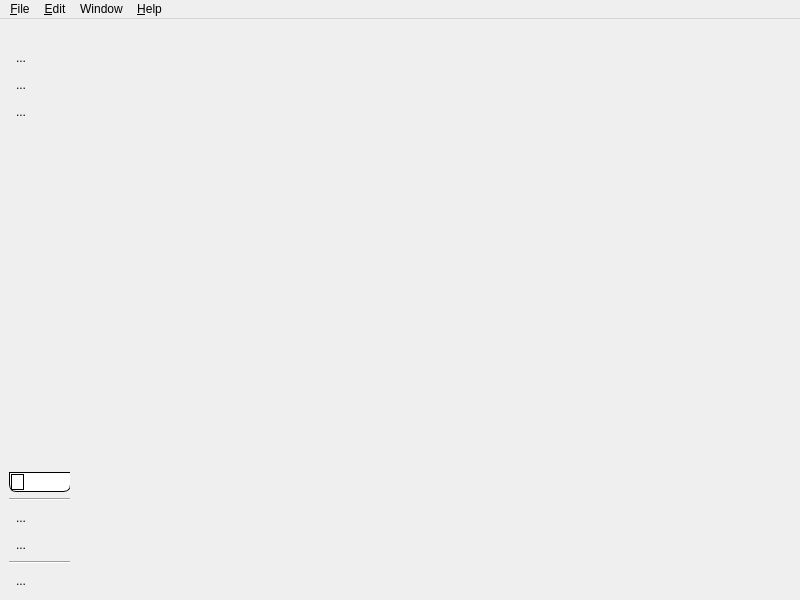
TeleMidia/nclcomposer, file composer-gui/ui/ComposerMainWindow.ui: the form before one commit.
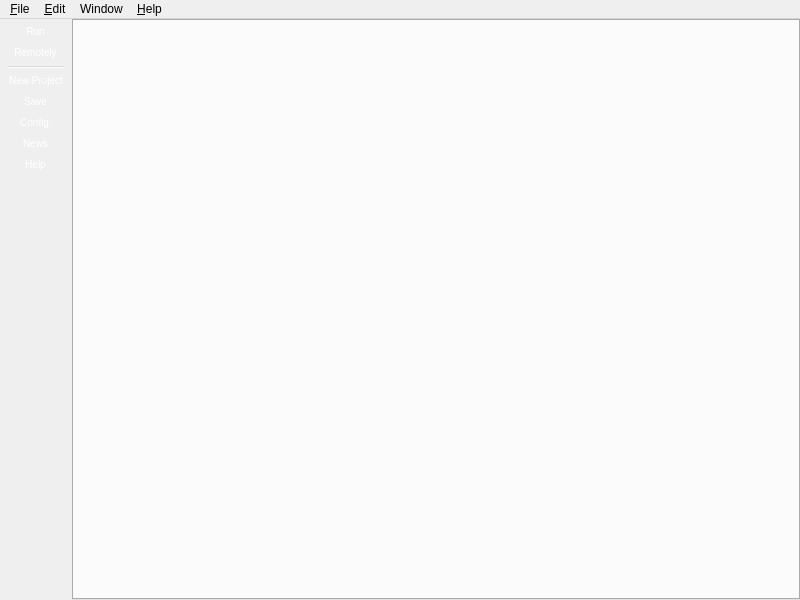
The form after the commit. Icons and pictures are not drawn.

Commit message:
[gui] maint: Add documentation and format code.
* include/wizard/ProjectEntryPage.h: Likewise.
* include/wizard/ProjectWizard.h: Likewise.
* src/wizard/DocumentWizard.cpp: Likewise.
* src/wizard/ProjectWizard.cpp: Likewise.
* ui/ComposerMainWindow.ui: Likewise.
* images/bg.jpg: Cut image.

Patch:
```diff
--- a/composer-gui/ui/ComposerMainWindow.ui
+++ b/composer-gui/ui/ComposerMainWindow.ui
@@ -2,6 +2,9 @@
 <ui version="4.0">
  <class>ComposerMainWindow</class>
  <widget class="QMainWindow" name="ComposerMainWindow">
+  <property name="enabled">
+   <bool>true</bool>
+  </property>
   <property name="geometry">
    <rect>
     <x>0</x>
@@ -11,20 +14,23 @@
    </rect>
   </property>
   <property name="sizePolicy">
-   <sizepolicy hsizetype="Maximum" vsizetype="Preferred">
+   <sizepolicy hsizetype="Maximum" vsizetype="Maximum">
     <horstretch>0</horstretch>
     <verstretch>0</verstretch>
    </sizepolicy>
   </property>
+  <property name="focusPolicy">
+   <enum>Qt::NoFocus</enum>
+  </property>
   <property name="windowTitle">
    <string>NCL Composer</string>
   </property>
   <property name="autoFillBackground">
-   <bool>true</bool>
+   <bool>false</bool>
   </property>
   <property name="styleSheet">
    <string notr="true">QMainWindow {
-	font-size: 8px;
+	font: 7pt;
 }
 
 QMainWindow::separator {
@@ -42,10 +48,6 @@
      background: lightgray;
  }
 
-#leftToolBar {
-	background-image: url(:/mainwindow/images/bg.jpg);
-}
-
 QDockWidget{
   color: white;
 }
@@ -127,13 +129,21 @@
 
 QToolBar {
   border: none;
+  border-color: rgb(0,0,0);
   color: rgb(255, 255, 255);
-  height: 10px;
-  background: qlineargradient(x1: 0, y1: 0, x2: 0, y2: 1,
+  background-image: url(:/mainwindow/images/bg.jpg);
+/*  background: qlineargradient(x1: 0, y1: 0, x2: 0, y2: 1,
   stop: 0 #a6a6a6, stop: 0.08 #7f7f7f,
   stop: 0.39999 #717171, stop: 0.4 #626262,
-  stop: 0.9 #4c4c4c, stop: 1 #333333);
-}</string>
+  stop: 0.9 #4c4c4c, stop: 1 #333333); */
+}
+</string>
+  </property>
+  <property name="iconSize">
+   <size>
+    <width>42</width>
+    <height>42</height>
+   </size>
   </property>
   <property name="documentMode">
    <bool>true</bool>
@@ -157,6 +167,48 @@
    <property name="styleSheet">
     <string notr="true"/>
    </property>
+   <layout class="QHBoxLayout" name="horizontalLayout">
+    <property name="spacing">
+     <number>0</number>
+    </property>
+    <property name="margin">
+     <number>0</number>
+    </property>
+    <item>
+     <widget class="QFrame" name="frame">
+      <property name="sizePolicy">
+       <sizepolicy hsizetype="Expanding" vsizetype="Expanding">
+        <horstretch>0</horstretch>
+        <verstretch>0</verstretch>
+       </sizepolicy>
+      </property>
+      <property name="frameShape">
+       <enum>QFrame::NoFrame</enum>
+      </property>
+      <property name="frameShadow">
+       <enum>QFrame::Raised</enum>
+      </property>
+      <property name="lineWidth">
+       <number>1</number>
+      </property>
+      <layout class="QHBoxLayout" name="horizontalLayout_2">
+       <property name="spacing">
+        <number>0</number>
+       </property>
+       <property name="margin">
+        <number>0</number>
+       </property>
+       <item>
+        <widget class="QTabWidget" name="tabWidget">
+         <property name="currentIndex">
+          <number>-1</number>
+         </property>
+        </widget>
+       </item>
+      </layout>
+     </widget>
+    </item>
+   </layout>
   </widget>
   <widget class="QMenuBar" name="menubar">
    <property name="geometry">
@@ -173,19 +225,22 @@
     </property>
     <widget class="QMenu" name="menu_Recent_Files">
      <property name="title">
-      <string>&amp;Recent Files</string>
+      <string>&amp;Recent Projects</string>
      </property>
      <addaction name="action_Clear_Recent_Files"/>
      <addaction name="separator"/>
     </widget>
     <addaction name="action_New_Project"/>
+    <addaction name="actionOpen_Project"/>
     <addaction name="menu_Recent_Files"/>
-    <addaction name="actionSave"/>
     <addaction name="separator"/>
+    <addaction name="actionClose_Project"/>
     <addaction name="action_Close_All"/>
     <addaction name="separator"/>
+    <addaction name="action_Save"/>
+    <addaction name="actionSave_All"/>
+    <addaction name="separator"/>
     <addaction name="action_Exit"/>
-    <addaction name="separator"/>
    </widget>
    <widget class="QMenu" name="menu_Edit">
     <property name="title">
@@ -196,7 +251,7 @@
     <property name="title">
      <string>&amp;Help</string>
     </property>
-    <addaction name="action_Contents"/>
+    <addaction name="action_Help"/>
     <addaction name="separator"/>
     <addaction name="action_About"/>
     <addaction name="action_About_Plugins"/>
@@ -211,262 +266,77 @@
    <addaction name="menu_Window"/>
    <addaction name="menu_Help"/>
   </widget>
-  <widget class="QDockWidget" name="dockWidget">
+  <widget class="QToolBar" name="toolBar">
    <property name="enabled">
     <bool>true</bool>
    </property>
-   <property name="minimumSize">
-    <size>
-     <width>70</width>
-     <height>502</height>
-    </size>
-   </property>
-   <property name="maximumSize">
-    <size>
-     <width>70</width>
-     <height>524287</height>
-    </size>
-   </property>
    <property name="acceptDrops">
     <bool>false</bool>
    </property>
-   <property name="styleSheet">
-    <string notr="true">QCommandLinkButton {
-	color: rgb(255, 255, 255);
-}</string>
-   </property>
-   <property name="floating">
-    <bool>false</bool>
-   </property>
-   <property name="features">
-    <set>QDockWidget::NoDockWidgetFeatures</set>
-   </property>
    <property name="windowTitle">
-    <string/>
+    <string>toolBar</string>
    </property>
-   <attribute name="dockWidgetArea">
-    <number>1</number>
+   <property name="layoutDirection">
+    <enum>Qt::LeftToRight</enum>
+   </property>
+   <property name="autoFillBackground">
+    <bool>false</bool>
+   </property>
+   <property name="styleSheet">
+    <string notr="true">color: white;
+font: 75 7.5pt;</string>
+   </property>
+   <property name="inputMethodHints">
+    <set>Qt::ImhNone</set>
+   </property>
+   <property name="movable">
+    <bool>false</bool>
+   </property>
+   <property name="allowedAreas">
+    <set>Qt::LeftToolBarArea</set>
+   </property>
+   <property name="iconSize">
+    <size>
+     <width>30</width>
+     <height>30</height>
+    </size>
+   </property>
+   <property name="toolButtonStyle">
+    <enum>Qt::ToolButtonTextUnderIcon</enum>
+   </property>
+   <property name="floatable">
+    <bool>false</bool>
+   </property>
+   <attribute name="toolBarArea">
+    <enum>LeftToolBarArea</enum>
    </attribute>
-   <widget class="QWidget" name="leftToolBar">
-    <property name="minimumSize">
-     <size>
-      <width>80</width>
-      <height>0</height>
-     </size>
-    </property>
-    <layout class="QVBoxLayout" name="verticalLayout">
-     <item>
-      <widget class="QToolButton" name="toolButton_4">
-       <property name="text">
-        <string>...</string>
-       </property>
-       <property name="icon">
-        <iconset resource="../images.qrc">
-         <normaloff>:/mainwindow/icon</normaloff>:/mainwindow/icon</iconset>
-       </property>
-       <property name="iconSize">
-        <size>
-         <width>45</width>
-         <height>45</height>
-        </size>
-       </property>
-       <property name="autoRaise">
-        <bool>true</bool>
-       </property>
-      </widget>
-     </item>
-     <item>
-      <widget class="QToolButton" name="toolButton_5">
-       <property name="text">
-        <string>...</string>
-       </property>
-       <property name="icon">
-        <iconset resource="../images.qrc">
-         <normaloff>:/mainwindow/images/text-icon_256x256.png</normaloff>:/mainwindow/images/text-icon_256x256.png</iconset>
-       </property>
-       <property name="iconSize">
-        <size>
-         <width>45</width>
-         <height>45</height>
-        </size>
-       </property>
-       <property name="autoRaise">
-        <bool>true</bool>
-       </property>
-      </widget>
-     </item>
-     <item>
-      <widget class="QToolButton" name="toolButton_6">
-       <property name="text">
-        <string>...</string>
-       </property>
-       <property name="icon">
-        <iconset resource="../images.qrc">
-         <normaloff>:/mainwindow/images/designer.png</normaloff>:/mainwindow/images/designer.png</iconset>
-       </property>
-       <property name="iconSize">
-        <size>
-         <width>45</width>
-         <height>45</height>
-        </size>
-       </property>
-       <property name="autoRaise">
-        <bool>true</bool>
-       </property>
-      </widget>
-     </item>
-     <item>
-      <spacer name="verticalSpacer">
-       <property name="orientation">
-        <enum>Qt::Vertical</enum>
-       </property>
-       <property name="sizeHint" stdset="0">
-        <size>
-         <width>20</width>
-         <height>40</height>
-        </size>
-       </property>
-      </spacer>
-     </item>
-     <item>
-      <widget class="QProgressBar" name="progressBar">
-       <property name="enabled">
-        <bool>true</bool>
-       </property>
-       <property name="sizePolicy">
-        <sizepolicy hsizetype="Expanding" vsizetype="Fixed">
-         <horstretch>0</horstretch>
-         <verstretch>0</verstretch>
-        </sizepolicy>
-       </property>
-       <property name="minimumSize">
-        <size>
-         <width>0</width>
-         <height>20</height>
-        </size>
-       </property>
-       <property name="maximumSize">
-        <size>
-         <width>16777215</width>
-         <height>20</height>
-        </size>
-       </property>
-       <property name="value">
-        <number>24</number>
-       </property>
-       <property name="textVisible">
-        <bool>false</bool>
-       </property>
-      </widget>
-     </item>
-     <item>
-      <widget class="Line" name="line_2">
-       <property name="enabled">
-        <bool>true</bool>
-       </property>
-       <property name="orientation">
-        <enum>Qt::Horizontal</enum>
-       </property>
-      </widget>
-     </item>
-     <item>
-      <widget class="QToolButton" name="toolButton">
-       <property name="text">
-        <string>...</string>
-       </property>
-       <property name="icon">
-        <iconset resource="../images.qrc">
-         <normaloff>:/mainwindow/images/ad_novus-fluid_logo.png</normaloff>:/mainwindow/images/ad_novus-fluid_logo.png</iconset>
-       </property>
-       <property name="iconSize">
-        <size>
-         <width>45</width>
-         <height>60</height>
-        </size>
-       </property>
-       <property name="autoRaise">
-        <bool>true</bool>
-       </property>
-      </widget>
-     </item>
-     <item>
-      <widget class="QToolButton" name="toolButton_2">
-       <property name="text">
-        <string>...</string>
-       </property>
-       <property name="icon">
-        <iconset resource="../images.qrc">
-         <normaloff>:/mainwindow/images/rss_icon.png</normaloff>:/mainwindow/images/rss_icon.png</iconset>
-       </property>
-       <property name="iconSize">
-        <size>
-         <width>45</width>
-         <height>45</height>
-        </size>
-       </property>
-       <property name="autoRaise">
-        <bool>true</bool>
-       </property>
-      </widget>
-     </item>
-     <item>
-      <widget class="Line" name="line">
-       <property name="orientation">
-        <enum>Qt::Horizontal</enum>
-       </property>
-      </widget>
-     </item>
-     <item>
-      <widget class="QToolButton" name="toolButton_3">
-       <property name="sizePolicy">
-        <sizepolicy hsizetype="Maximum" vsizetype="Maximum">
-         <horstretch>0</horstretch>
-         <verstretch>0</verstretch>
-        </sizepolicy>
-       </property>
-       <property name="text">
-        <string>...</string>
-       </property>
-       <property name="icon">
-        <iconset resource="../images.qrc">
-         <normaloff>:/mainwindow/images/quit.png</normaloff>:/mainwindow/images/quit.png</iconset>
-       </property>
-       <property name="iconSize">
-        <size>
-         <width>45</width>
-         <height>45</height>
-        </size>
-       </property>
-       <property name="autoRepeat">
-        <bool>false</bool>
-       </property>
-       <property name="popupMode">
-        <enum>QToolButton::DelayedPopup</enum>
-       </property>
-       <property name="autoRaise">
-        <bool>true</bool>
-       </property>
-       <property name="arrowType">
-        <enum>Qt::NoArrow</enum>
-       </property>
-      </widget>
-     </item>
-    </layout>
-   </widget>
+   <attribute name="toolBarBreak">
+    <bool>false</bool>
+   </attribute>
+   <addaction name="action_RunNCL"/>
+   <addaction name="action_Run_remotely"/>
+   <addaction name="separator"/>
+   <addaction name="action_New_Project"/>
+   <addaction name="action_Save"/>
+   <addaction name="action_Preferences"/>
+   <addaction name="action_ShowNews"/>
+   <addaction name="action_Help"/>
   </widget>
-  <action name="actionNew_File">
-   <property name="text">
-    <string>&amp;New File</string>
-   </property>
-  </action>
   <action name="action_New_Project">
+   <property name="icon">
+    <iconset resource="../images.qrc">
+     <normaloff>:/mainwindow/images/new_document_icon.png</normaloff>:/mainwindow/images/new_document_icon.png</iconset>
+   </property>
    <property name="text">
-    <string>New &amp;Project</string>
+    <string>&amp;New Project</string>
+   </property>
+   <property name="shortcut">
+    <string>Ctrl+N</string>
    </property>
   </action>
   <action name="action_Exit">
    <property name="text">
-    <string>&amp;Quit</string>
+    <string>E&amp;xit</string>
    </property>
    <property name="toolTip">
     <string>Exit NCL Composer</string>
@@ -477,7 +347,7 @@
   </action>
   <action name="action_Close_All">
    <property name="text">
-    <string>&amp;Close All</string>
+    <string>Close All</string>
    </property>
   </action>
   <action name="action_Contents">
@@ -508,9 +378,108 @@
     <string>Clear Recent Files</string>
    </property>
   </action>
-  <action name="actionSave">
+  <action name="action_Save">
+   <property name="icon">
+    <iconset resource="../images.qrc">
+     <normaloff>:/mainwindow/images/save_document_icon.png</normaloff>:/mainwindow/images/save_document_icon.png</iconset>
+   </property>
    <property name="text">
-    <string>Save</string>
+    <string>&amp;Save</string>
+   </property>
+   <property name="shortcut">
+    <string>Ctrl+S</string>
+   </property>
+  </action>
+  <action name="action_RunNCL">
+   <property name="checkable">
+    <bool>false</bool>
+   </property>
+   <property name="enabled">
+    <bool>true</bool>
+   </property>
+   <property name="icon">
+    <iconset>
+     <normalon>:/mainwindow/images/play_button.png</normalon>
+    </iconset>
+   </property>
+   <property name="text">
+    <string>Run</string>
+   </property>
+   <property name="toolTip">
+    <string>Run NCL Project</string>
+   </property>
+   <property name="shortcut">
+    <string>Ctrl+R</string>
+   </property>
+   <property name="iconVisibleInMenu">
+    <bool>true</bool>
+   </property>
+  </action>
+  <action name="action_ShowNews">
+   <property name="icon">
+    <iconset>
+     <normalon>:/mainwindow/images/rss_icon.png</normalon>
+    </iconset>
+   </property>
+   <property name="text">
+    <string>News</string>
+   </property>
+   <property name="toolTip">
+    <string>Show Composer News</string>
+   </property>
+   <property name="shortcut">
+    <string>Alt+Shift+N</string>
+   </property>
+  </action>
+  <action name="action_Preferences">
+   <property name="icon">
+    <iconset resource="../images.qrc">
+     <normaloff>:/mainwindow/images/preferences_icon.png</normaloff>:/mainwindow/images/preferences_icon.png</iconset>
+   </property>
+   <property name="text">
+    <string>Config.</string>
+   </property>
+   <property name="toolTip">
+    <string>Preferences</string>
+   </property>
+  </action>
+  <action name="action_Run_remotely">
+   <property name="icon">
+    <iconset resource="../images.qrc">
+     <normaloff>:/mainwindow/images/run_remote.png</normaloff>:/mainwindow/images/run_remote.png</iconset>
+   </property>
+   <property name="text">
+    <string>Remotely</string>
+   </property>
+   <property name="toolTip">
+    <string>Run Remotelly</string>
+   </property>
+  </action>
+  <action name="action_Help">
+   <property name="icon">
+    <iconset resource="../images.qrc">
+     <normaloff>:/mainwindow/images/help_icon.png</normaloff>:/mainwindow/images/help_icon.png</iconset>
+   </property>
+   <property name="text">
+    <string>Help</string>
+   </property>
+   <property name="shortcut">
+    <string>F1</string>
+   </property>
+  </action>
+  <action name="actionOpen_Project">
+   <property name="text">
+    <string>Open Project</string>
+   </property>
+  </action>
+  <action name="actionClose_Project">
+   <property name="text">
+    <string>&amp;Close</string>
+   </property>
+  </action>
+  <action name="actionSave_All">
+   <property name="text">
+    <string>Save &amp;All</string>
    </property>
   </action>
  </widget>
```
The commit also changes 5 other files.
